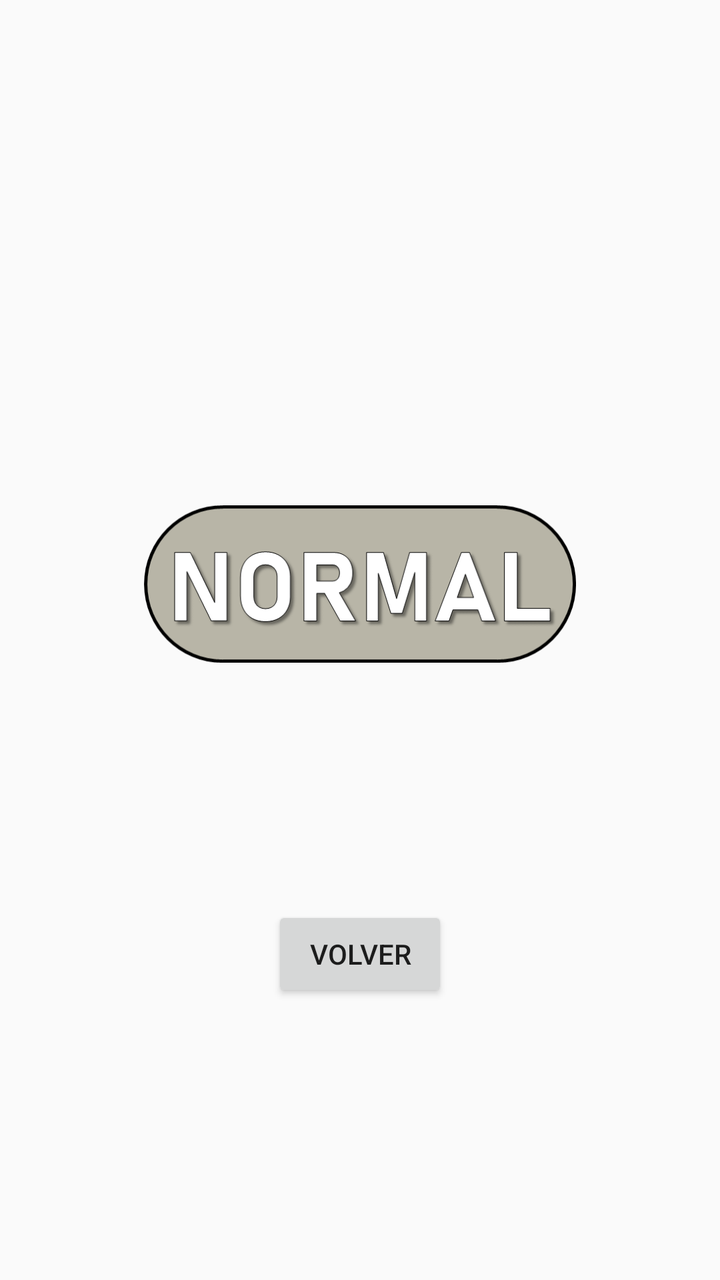
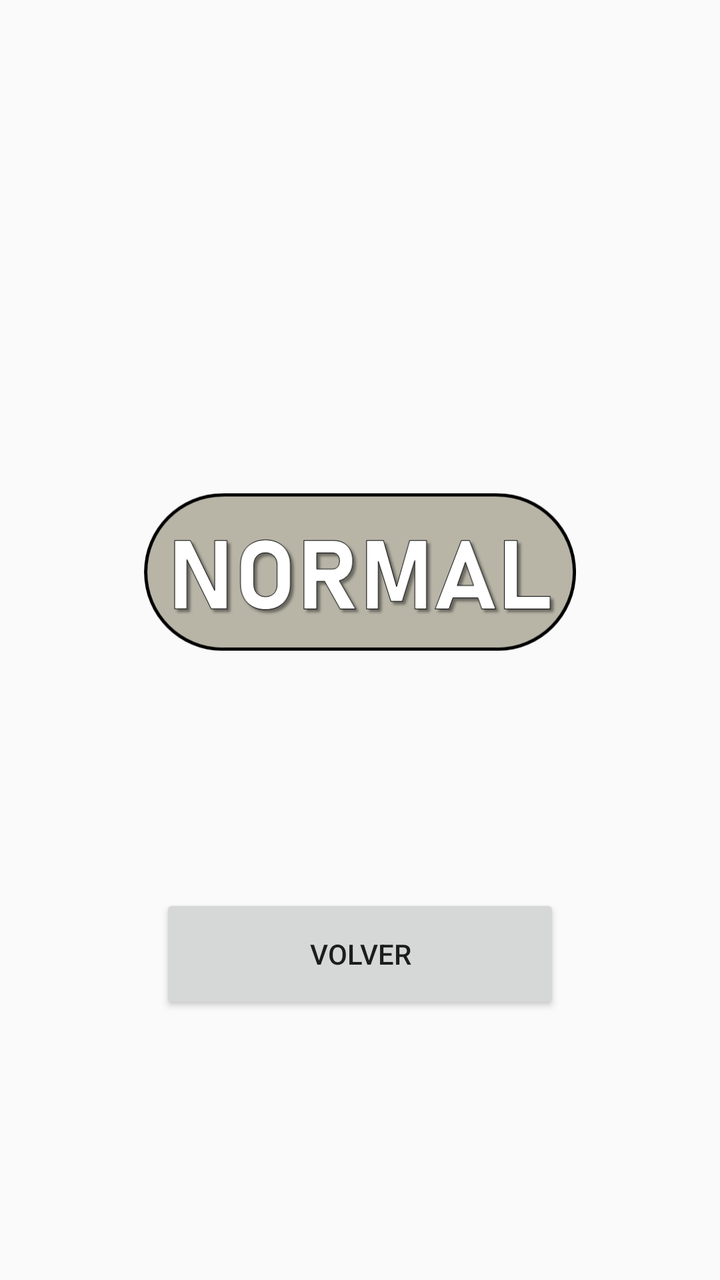

Screens rendered from an Android XML layout before and after an edit, with the pre-edit source and the edit as a unified diff.
<!-- AndroidManifest.xml: application theme Theme.AppLibre -->
<!-- res/layout/activity_second.xml -->
<?xml version="1.0" encoding="utf-8"?>
<LinearLayout xmlns:android="http://schemas.android.com/apk/res/android"
    android:id="@+id/layoutSecond"
    android:layout_width="match_parent"
    android:layout_height="match_parent"
    android:gravity="center"
    android:orientation="vertical"
    android:padding="24dp">

    <TextView
        android:id="@+id/textoResultado"
        android:layout_width="wrap_content"
        android:layout_height="wrap_content"
        android:textSize="24sp" />

    <ImageView
        android:id="@+id/imgResultado"
        android:layout_width="216dp"
        android:layout_height="242dp"
        android:layout_marginBottom="24dp"
        android:src="@drawable/normal" />

    <Button
        android:id="@+id/botonVolver"
        android:layout_width="wrap_content"
        android:layout_height="wrap_content"
        android:layout_marginTop="16dp"
        android:text="Volver" />

</LinearLayout>
<!-- resources referenced by this layout -->
<resources>
  <!-- drawable normal: png bitmap (drawable, 32924 bytes) -->
  <style name="Theme.AppLibre" parent="Theme.AppCompat.DayNight.NoActionBar" />
</resources>

<!-- the commit's change to res/layout/activity_second.xml (unified diff, before → after) -->
@@ -11,6 +11,8 @@
         android:id="@+id/textoResultado"
         android:layout_width="wrap_content"
         android:layout_height="wrap_content"
+        android:textStyle="bold"
+        android:textColor="#000000"
         android:textSize="24sp" />
 
     <ImageView
@@ -22,8 +24,8 @@
 
     <Button
         android:id="@+id/botonVolver"
-        android:layout_width="wrap_content"
-        android:layout_height="wrap_content"
+        android:layout_width="200dp"
+        android:layout_height="60dp"
         android:layout_marginTop="16dp"
         android:text="Volver" />
 
